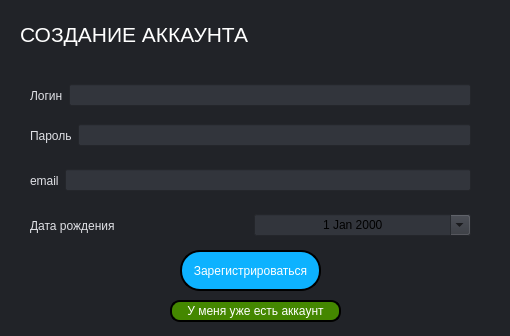
Above: reg_form.ui from k0swel/mpu_project before the change. Below: the same form after it.
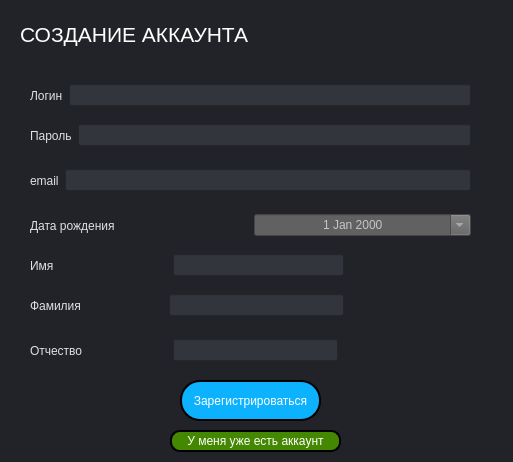
That is the form after the change.

Diff of the .ui file:
```diff
--- a/reg_form.ui
+++ b/reg_form.ui
@@ -6,8 +6,8 @@
    <rect>
     <x>0</x>
     <y>0</y>
-    <width>510</width>
-    <height>336</height>
+    <width>513</width>
+    <height>462</height>
    </rect>
   </property>
   <property name="windowTitle">
@@ -47,7 +47,7 @@
    <property name="geometry">
     <rect>
      <x>180</x>
-     <y>250</y>
+     <y>380</y>
      <width>141</width>
      <height>41</height>
     </rect>
@@ -265,7 +265,7 @@
    <property name="geometry">
     <rect>
      <x>170</x>
-     <y>300</y>
+     <y>430</y>
      <width>171</width>
      <height>22</height>
     </rect>
@@ -442,7 +442,8 @@
        <enum>Qt::LayoutDirection::LeftToRight</enum>
       </property>
       <property name="styleSheet">
-       <string notr="true">background-color: rgb(50, 53, 60);</string>
+       <string notr="true">background-color: rgb(97, 97, 97);
+color: rgb(197, 197, 197)</string>
       </property>
       <property name="alignment">
        <set>Qt::AlignmentFlag::AlignCenter</set>
@@ -452,7 +453,7 @@
       </property>
       <property name="dateTime">
        <datetime>
-        <hour>9</hour>
+        <hour>3</hour>
         <minute>0</minute>
         <second>0</second>
         <year>2000</year>
@@ -477,6 +478,189 @@
     </item>
    </layout>
   </widget>
+  <widget class="QWidget" name="horizontalLayoutWidget_5">
+   <property name="geometry">
+    <rect>
+     <x>30</x>
+     <y>290</y>
+     <width>441</width>
+     <height>31</height>
+    </rect>
+   </property>
+   <layout class="QHBoxLayout" name="horizontalLayout">
+    <item>
+     <widget class="QLabel" name="label__lastname">
+      <property name="styleSheet">
+       <string notr="true">color: rgb(224, 225, 230);</string>
+      </property>
+      <property name="text">
+       <string>Фамилия</string>
+      </property>
+     </widget>
+    </item>
+    <item>
+     <spacer name="horizontalSpacer_3">
+      <property name="orientation">
+       <enum>Qt::Orientation::Horizontal</enum>
+      </property>
+      <property name="sizeType">
+       <enum>QSizePolicy::Policy::Fixed</enum>
+      </property>
+      <property name="sizeHint" stdset="0">
+       <size>
+        <width>82</width>
+        <height>19</height>
+       </size>
+      </property>
+     </spacer>
+    </item>
+    <item>
+     <widget class="QLineEdit" name="lineEdit_lastname">
+      <property name="styleSheet">
+       <string notr="true">background-color: rgb(50, 53, 60);</string>
+      </property>
+     </widget>
+    </item>
+    <item>
+     <spacer name="horizontalSpacer_4">
+      <property name="orientation">
+       <enum>Qt::Orientation::Horizontal</enum>
+      </property>
+      <property name="sizeType">
+       <enum>QSizePolicy::Policy::Fixed</enum>
+      </property>
+      <property name="sizeHint" stdset="0">
+       <size>
+        <width>127</width>
+        <height>20</height>
+       </size>
+      </property>
+     </spacer>
+    </item>
+   </layout>
+  </widget>
+  <widget class="QWidget" name="horizontalLayoutWidget_6">
+   <property name="geometry">
+    <rect>
+     <x>30</x>
+     <y>250</y>
+     <width>441</width>
+     <height>31</height>
+    </rect>
+   </property>
+   <layout class="QHBoxLayout" name="horizontalLayout_6">
+    <item>
+     <widget class="QLabel" name="label_name">
+      <property name="styleSheet">
+       <string notr="true">color: rgb(224, 225, 230);</string>
+      </property>
+      <property name="text">
+       <string>Имя</string>
+      </property>
+     </widget>
+    </item>
+    <item>
+     <spacer name="horizontalSpacer">
+      <property name="orientation">
+       <enum>Qt::Orientation::Horizontal</enum>
+      </property>
+      <property name="sizeType">
+       <enum>QSizePolicy::Policy::Fixed</enum>
+      </property>
+      <property name="sizeHint" stdset="0">
+       <size>
+        <width>113</width>
+        <height>19</height>
+       </size>
+      </property>
+     </spacer>
+    </item>
+    <item>
+     <widget class="QLineEdit" name="lineEdit_name">
+      <property name="styleSheet">
+       <string notr="true">background-color: rgb(50, 53, 60);</string>
+      </property>
+     </widget>
+    </item>
+    <item>
+     <spacer name="horizontalSpacer_2">
+      <property name="orientation">
+       <enum>Qt::Orientation::Horizontal</enum>
+      </property>
+      <property name="sizeType">
+       <enum>QSizePolicy::Policy::Fixed</enum>
+      </property>
+      <property name="sizeHint" stdset="0">
+       <size>
+        <width>127</width>
+        <height>20</height>
+       </size>
+      </property>
+     </spacer>
+    </item>
+   </layout>
+  </widget>
+  <widget class="QWidget" name="horizontalLayoutWidget_7">
+   <property name="geometry">
+    <rect>
+     <x>30</x>
+     <y>330</y>
+     <width>441</width>
+     <height>41</height>
+    </rect>
+   </property>
+   <layout class="QHBoxLayout" name="horizontalLayout_7">
+    <item>
+     <widget class="QLabel" name="label_2">
+      <property name="styleSheet">
+       <string notr="true">color: rgb(224, 225, 230);</string>
+      </property>
+      <property name="text">
+       <string>Отчество</string>
+      </property>
+     </widget>
+    </item>
+    <item>
+     <spacer name="horizontalSpacer_5">
+      <property name="orientation">
+       <enum>Qt::Orientation::Horizontal</enum>
+      </property>
+      <property name="sizeType">
+       <enum>QSizePolicy::Policy::Fixed</enum>
+      </property>
+      <property name="sizeHint" stdset="0">
+       <size>
+        <width>84</width>
+        <height>19</height>
+       </size>
+      </property>
+     </spacer>
+    </item>
+    <item>
+     <widget class="QLineEdit" name="lineEdit_middlename">
+      <property name="styleSheet">
+       <string notr="true">background-color: rgb(50, 53, 60);</string>
+      </property>
+     </widget>
+    </item>
+    <item>
+     <spacer name="horizontalSpacer_6">
+      <property name="orientation">
+       <enum>Qt::Orientation::Horizontal</enum>
+      </property>
+      <property name="sizeType">
+       <enum>QSizePolicy::Policy::Fixed</enum>
+      </property>
+      <property name="sizeHint" stdset="0">
+       <size>
+        <width>133</width>
+        <height>19</height>
+       </size>
+      </property>
+     </spacer>
+    </item>
+   </layout>
+  </widget>
  </widget>
  <resources/>
  <connections/>
```
